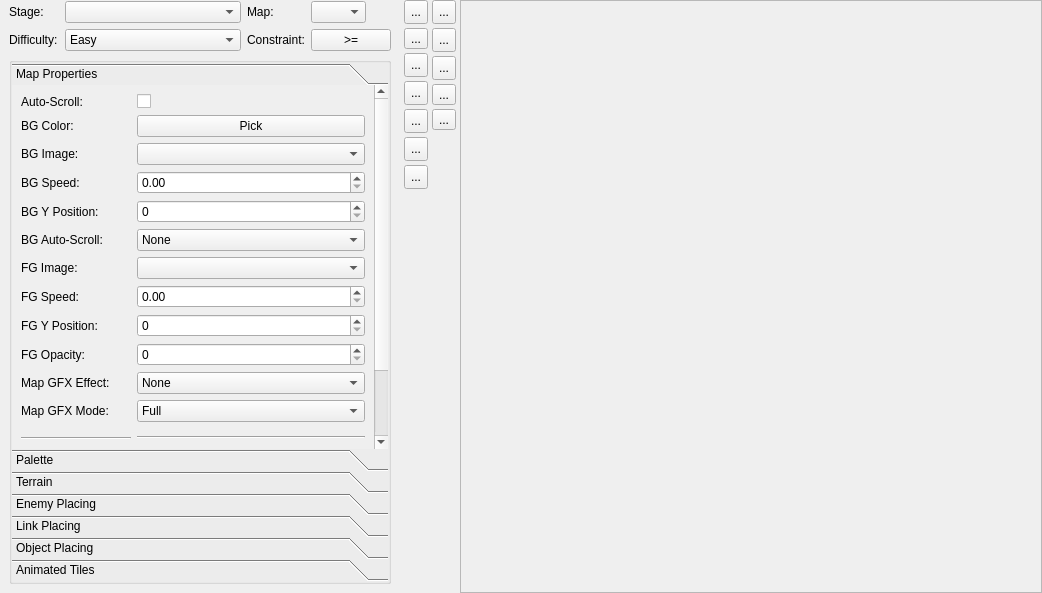
Old version of the form editor/mainwindow_tab/map_tab.ui in the repository protoman/firefly.
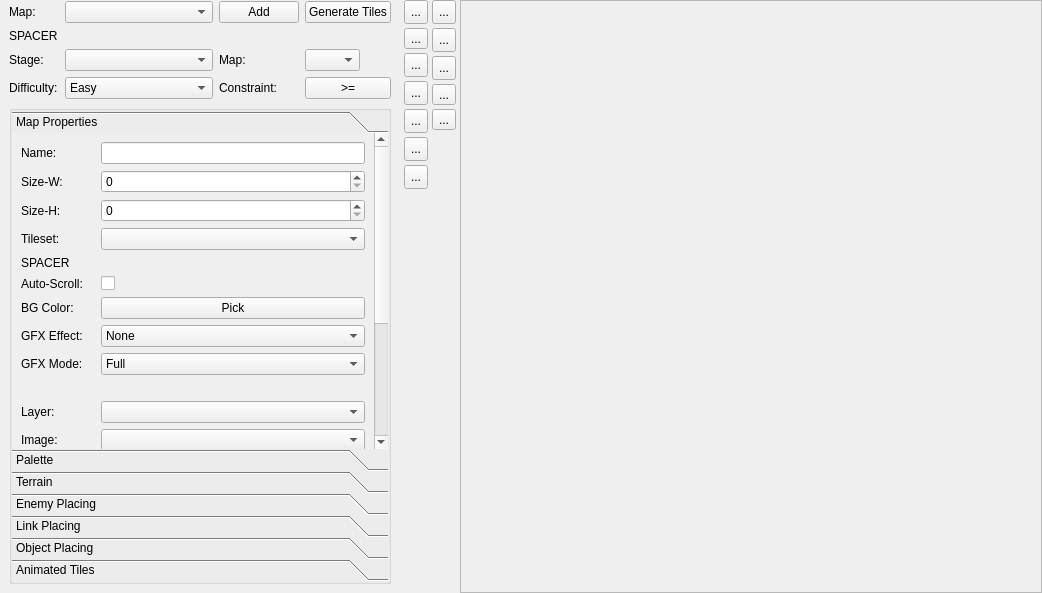
New version of the form. The open tabs and pages were chosen to show the change. Icons and pictures are not drawn. Custom widgets are drawn as their Qt base class.

Patch:
```diff
--- a/editor/mainwindow_tab/map_tab.ui
+++ b/editor/mainwindow_tab/map_tab.ui
@@ -59,19 +59,13 @@
          <number>0</number>
         </property>
         <item row="0" column="2">
-         <widget class="QLabel" name="label_11">
-          <property name="maximumSize">
-           <size>
-            <width>40</width>
-            <height>16777215</height>
-           </size>
-          </property>
+         <widget class="QPushButton" name="addMap_pushButton">
           <property name="text">
-           <string>Map:</string>
+           <string>Add</string>
           </property>
          </widget>
         </item>
-        <item row="0" column="3">
+        <item row="2" column="3">
          <widget class="QComboBox" name="mapListCombo">
           <property name="maximumSize">
            <size>
@@ -81,7 +75,14 @@
           </property>
          </widget>
         </item>
-        <item row="0" column="0">
+        <item row="3" column="3">
+         <widget class="QPushButton" name="difficultyMode_pushButton">
+          <property name="text">
+           <string>&gt;=</string>
+          </property>
+         </widget>
+        </item>
+        <item row="2" column="0">
          <widget class="QLabel" name="label_10">
           <property name="maximumSize">
            <size>
@@ -94,17 +95,58 @@
           </property>
          </widget>
         </item>
+        <item row="0" column="0">
+         <widget class="QLabel" name="label_21">
+          <property name="text">
+           <string>Map:</string>
+          </property>
+         </widget>
+        </item>
         <item row="0" column="1">
-         <widget class="QComboBox" name="stageListCombo"/>
+         <widget class="QComboBox" name="mapSelector_comboBox"/>
         </item>
-        <item row="1" column="0">
+        <item row="3" column="2">
+         <widget class="QLabel" name="label_20">
+          <property name="text">
+           <string>Constraint:</string>
+          </property>
+         </widget>
+        </item>
+        <item row="3" column="0">
          <widget class="QLabel" name="label_19">
           <property name="text">
            <string>Difficulty:</string>
           </property>
          </widget>
         </item>
-        <item row="1" column="1">
+        <item row="1" column="0">
+         <widget class="QLabel" name="label_24">
+          <property name="text">
+           <string>SPACER</string>
+          </property>
+         </widget>
+        </item>
+        <item row="0" column="3">
+         <widget class="QPushButton" name="generateMapTiles_pushButton">
+          <property name="text">
+           <string>Generate Tiles</string>
+          </property>
+         </widget>
+        </item>
+        <item row="2" column="2">
+         <widget class="QLabel" name="label_11">
+          <property name="maximumSize">
+           <size>
+            <width>40</width>
+            <height>16777215</height>
+           </size>
+          </property>
+          <property name="text">
+           <string>Map:</string>
+          </property>
+         </widget>
+        </item>
+        <item row="3" column="1">
          <widget class="QComboBox" name="difficulty_comboBox">
           <property name="currentIndex">
            <number>0</number>
@@ -126,19 +168,8 @@
           </item>
          </widget>
         </item>
-        <item row="1" column="3">
-         <widget class="QPushButton" name="difficultyMode_pushButton">
-          <property name="text">
-           <string>&gt;=</string>
-          </property>
-         </widget>
-        </item>
-        <item row="1" column="2">
-         <widget class="QLabel" name="label_20">
-          <property name="text">
-           <string>Constraint:</string>
-          </property>
-         </widget>
+        <item row="2" column="1">
+         <widget class="QComboBox" name="stageListCombo"/>
         </item>
        </layout>
       </item>
@@ -193,7 +224,7 @@
             <enum>QFrame::NoFrame</enum>
            </property>
            <property name="currentIndex">
-            <number>0</number>
+            <number>1</number>
            </property>
            <property name="tabSpacing">
             <number>0</number>
@@ -202,9 +233,9 @@
             <property name="geometry">
              <rect>
               <x>0</x>
-              <y>0</y>
-              <width>361</width>
-              <height>514</height>
+              <y>-178</y>
+              <width>362</width>
+              <height>572</height>
              </rect>
             </property>
             <attribute name="label">
@@ -213,7 +244,64 @@
             <layout class="QVBoxLayout" name="verticalLayout_11">
              <item>
               <layout class="QGridLayout" name="gridLayout_13">
+               <item row="4" column="0">
+                <widget class="QLabel" name="label_22">
+                 <property name="text">
+                  <string>SPACER</string>
+                 </property>
+                </widget>
+               </item>
+               <item row="11" column="0">
+                <widget class="QLabel" name="label_52">
+                 <property name="text">
+                  <string>Image:</string>
+                 </property>
+                </widget>
+               </item>
+               <item row="17" column="0">
+                <widget class="Line" name="line">
+                 <property name="minimumSize">
+                  <size>
+                   <width>0</width>
+                   <height>20</height>
+                  </size>
+                 </property>
+                 <property name="orientation">
+                  <enum>Qt::Horizontal</enum>
+                 </property>
+                </widget>
+               </item>
+               <item row="2" column="2">
+                <widget class="QSpinBox" name="mapSizeH_spinBox">
+                 <property name="maximum">
+                  <number>999</number>
+                 </property>
+                </widget>
+               </item>
                <item row="3" column="2">
+                <widget class="QComboBox" name="v5_tileset_comboBox"/>
+               </item>
+               <item row="19" column="2">
+                <widget class="QCheckBox" name="checkBox_2">
+                 <property name="text">
+                  <string>show background image</string>
+                 </property>
+                 <property name="checked">
+                  <bool>true</bool>
+                 </property>
+                </widget>
+               </item>
+               <item row="18" column="0">
+                <widget class="QLabel" name="label_15">
+                 <property name="text">
+                  <string>View Options:</string>
+                 </property>
+                </widget>
+               </item>
+               <item row="10" column="2">
+                <widget class="QComboBox" name="layerSelector_comboBox"/>
+               </item>
+               <item row="12" column="2">
                 <widget class="QDoubleSpinBox" name="bg1_speed">
                  <property name="minimum">
                   <double>0.000000000000000</double>
@@ -226,17 +314,17 @@
                  </property>
                 </widget>
                </item>
-               <item row="0" column="2">
-                <widget class="QCheckBox" name="mapAutoScroll_checkBox">
+               <item row="6" column="0">
+                <widget class="QLabel" name="label_58">
                  <property name="text">
-                  <string/>
+                  <string>BG Color:</string>
                  </property>
                 </widget>
                </item>
-               <item row="13" column="2">
-                <widget class="QCheckBox" name="checkBox">
+               <item row="20" column="2">
+                <widget class="QCheckBox" name="fg_show_checkBox">
                  <property name="text">
-                  <string>show background color</string>
+                  <string>show foreground image</string>
                  </property>
                  <property name="checked">
                   <bool>true</bool>
@@ -244,16 +332,6 @@
                 </widget>
                </item>
                <item row="7" column="2">
-                <widget class="QDoubleSpinBox" name="fg_speed_doubleSpinBox">
-                 <property name="maximum">
-                  <double>4.000000000000000</double>
-                 </property>
-                 <property name="singleStep">
-                  <double>0.100000000000000</double>
-                 </property>
-                </widget>
-               </item>
-               <item row="10" column="2">
                 <widget class="QComboBox" name="mapGFX_comboBox">
                  <item>
                   <property name="text">
@@ -302,55 +380,140 @@
                  </item>
                 </widget>
                </item>
-               <item row="2" column="0">
-                <widget class="QLabel" name="label_52">
+               <item row="8" column="0">
+                <widget class="QLabel" name="label_18">
                  <property name="text">
-                  <string>BG Image:</string>
+                  <string>GFX Mode:</string>
                  </property>
                 </widget>
                </item>
-               <item row="13" column="0">
-                <widget class="QLabel" name="label_15">
+               <item row="10" column="0">
+                <widget class="QLabel" name="label_13">
                  <property name="text">
-                  <string>View Options:</string>
+                  <string>Layer:</string>
                  </property>
                 </widget>
                </item>
                <item row="1" column="0">
-                <widget class="QLabel" name="label_58">
+                <widget class="QLabel" name="label_25">
                  <property name="text">
-                  <string>BG Color:</string>
+                  <string>Size-W:</string>
                  </property>
                 </widget>
                </item>
-               <item row="5" column="0">
+               <item row="0" column="2">
+                <widget class="QLineEdit" name="v5_mapName_lineEdit"/>
+               </item>
+               <item row="14" column="0">
                 <widget class="QLabel" name="label_16">
                  <property name="text">
-                  <string>BG Auto-Scroll:</string>
+                  <string>Auto-Scroll:</string>
                  </property>
                 </widget>
                </item>
-               <item row="4" column="2">
-                <widget class="QSpinBox" name="bg1_y_pos">
+               <item row="1" column="2">
+                <widget class="QSpinBox" name="mapSizeW_spinBox">
                  <property name="maximum">
                   <number>999</number>
                  </property>
                 </widget>
                </item>
+               <item row="11" column="2">
+                <widget class="QComboBox" name="bg1_filename"/>
+               </item>
+               <item row="13" column="0">
+                <widget class="QLabel" name="label_56">
+                 <property name="text">
+                  <string>Y Position:</string>
+                 </property>
+                </widget>
+               </item>
+               <item row="5" column="2">
+                <widget class="QCheckBox" name="mapAutoScroll_checkBox">
+                 <property name="text">
+                  <string/>
+                 </property>
+                </widget>
+               </item>
+               <item row="7" column="0">
+                <widget class="QLabel" name="label_14">
+                 <property name="text">
+                  <string>GFX Effect:</string>
+                 </property>
+                </widget>
+               </item>
                <item row="12" column="0">
-                <widget class="Line" name="line">
-                 <property name="minimumSize">
+                <widget class="QLabel" name="label_61">
+                 <property name="text">
+                  <string>Speed:</string>
+                 </property>
+                </widget>
+               </item>
+               <item row="14" column="2">
+                <widget class="QComboBox" name="autoScrollBG1_mode">
+                 <item>
+                  <property name="text">
+                   <string>None</string>
+                  </property>
+                 </item>
+                 <item>
+                  <property name="text">
+                   <string>Up</string>
+                  </property>
+                 </item>
+                 <item>
+                  <property name="text">
+                   <string>Down</string>
+                  </property>
+                 </item>
+                 <item>
+                  <property name="text">
+                   <string>Left</string>
+                  </property>
+                 </item>
+                 <item>
+                  <property name="text">
+                   <string>Right</string>
+                  </property>
+                 </item>
+                 <item>
+                  <property name="text">
+                   <string>Diagonal TBD</string>
+                  </property>
+                 </item>
+                </widget>
+               </item>
+               <item row="18" column="2">
+                <widget class="QCheckBox" name="checkBox">
+                 <property name="text">
+                  <string>show background color</string>
+                 </property>
+                 <property name="checked">
+                  <bool>true</bool>
+                 </property>
+                </widget>
+               </item>
+               <item row="5" column="0">
+                <widget class="QLabel" name="label_3">
+                 <property name="maximumSize">
                   <size>
-                   <width>0</width>
-                   <height>20</height>
+                   <width>110</width>
+                   <height>16777215</height>
                   </size>
                  </property>
-                 <property name="orientation">
-                  <enum>Qt::Horizontal</enum>
+                 <property name="text">
+                  <string>Auto-Scroll:</string>
                  </property>
                 </widget>
                </item>
-               <item row="15" column="0">
+               <item row="2" column="0">
+                <widget class="QLabel" name="label_26">
+                 <property name="text">
+                  <string>Size-H:</string>
+                 </property>
+                </widget>
+               </item>
+               <item row="20" column="0">
                 <spacer name="verticalSpacer_5">
                  <property name="orientation">
                   <enum>Qt::Vertical</enum>
@@ -363,164 +526,7 @@
                  </property>
                 </spacer>
                </item>
-               <item row="8" column="0">
-                <widget class="QLabel" name="label_9">
-                 <property name="text">
-                  <string>FG Y Position:</string>
-                 </property>
-                </widget>
-               </item>
-               <item row="0" column="0">
-                <widget class="QLabel" name="label_3">
-                 <property name="maximumSize">
-                  <size>
-                   <width>110</width>
-                   <height>16777215</height>
-                  </size>
-                 </property>
-                 <property name="text">
-                  <string>Auto-Scroll:</string>
-                 </property>
-                </widget>
-               </item>
-               <item row="12" column="2">
-                <widget class="Line" name="line_2">
-                 <property name="orientation">
-                  <enum>Qt::Horizontal</enum>
-                 </property>
-                </widget>
-               </item>
-               <item row="2" column="2">
-                <widget class="QComboBox" name="bg1_filename"/>
-               </item>
-               <item row="6" column="0">
-                <widget class="QLabel" name="label_6">
-                 <property name="text">
-                  <string>FG Image:</string>
-                 </property>
-                </widget>
-               </item>
-               <item row="7" column="0">
-                <widget class="QLabel" name="label_8">
-                 <property name="text">
-                  <string>FG Speed:</string>
-                 </property>
-                </widget>
-               </item>
-               <item row="15" column="2">
-                <widget class="QCheckBox" name="fg_show_checkBox">
-                 <property name="text">
-                  <string>show foreground image</string>
-                 </property>
-                 <property name="checked">
-                  <bool>true</bool>
-                 </property>
-                </widget>
-               </item>
                <item row="8" column="2">
-                <widget class="QSpinBox" name="fg_position_spinBox">
-                 <property name="maximum">
-                  <number>320</number>
-                 </property>
-                </widget>
-               </item>
-               <item row="6" column="2">
-                <widget class="QComboBox" name="fb_image_comboBox"/>
-               </item>
-               <item row="14" column="2">
-                <widget class="QCheckBox" name="checkBox_2">
-                 <property name="text">
-                  <string>show background image</string>
-                 </property>
-                 <property name="checked">
-                  <bool>true</bool>
-                 </property>
-                </widget>
-               </item>
-               <item row="3" column="0">
-                <widget class="QLabel" name="label_61">
-                 <property name="text">
-                  <string>BG Speed:</string>
-                 </property>
-                </widget>
-               </item>
-               <item row="5" column="2">
-                <widget class="QComboBox" name="autoScrollBG1_mode">
-                 <item>
-                  <property name="text">
-                   <string>None</string>
-                  </property>
-                 </item>
-                 <item>
-                  <property name="text">
-                   <string>Up</string>
-                  </property>
-                 </item>
-                 <item>
-                  <property name="text">
-                   <string>Down</string>
-                  </property>
-                 </item>
-                 <item>
-                  <property name="text">
-                   <string>Left</string>
-                  </property>
-                 </item>
-                 <item>
-                  <property name="text">
-                   <string>Right</string>
-                  </property>
-                 </item>
-                 <item>
-                  <property name="text">
-                   <string>Diagonal TBD</string>
-                  </property>
-                 </item>
-                </widget>
-               </item>
-               <item row="4" column="0">
-                <widget class="QLabel" name="label_56">
-                 <property name="text">
-                  <string>BG Y Position:</string>
-                 </property>
-                </widget>
-               </item>
-               <item row="10" column="0">
-                <widget class="QLabel" name="label_14">
-                 <property name="text">
-                  <string>Map GFX Effect:</string>
-                 </property>
-                </widget>
-               </item>
-               <item row="1" column="2">
-                <widget class="QPushButton" name="bg_color_pick">
-                 <property name="text">
-                  <string>Pick</string>
-                 </property>
-                </widget>
-               </item>
-               <item row="9" column="0">
-                <widget class="QLabel" name="label_17">
-                 <property name="text">
-                  <string>FG Opacity:</string>
-                 </property>
-                </widget>
-               </item>
-               <item row="9" column="2">
-                <widget class="QSpinBox" name="fg_opacity_spinBox">
-                 <property name="maximum">
-                  <number>100</number>
-                 </property>
-                </widget>
-               </item>
-               <item row="11" column="0">
-                <widget class="QLabel" name="label_18">
-                 <property name="text">
-                  <string>Map GFX Mode:</string>
-                 </property>
-                </widget>
-               </item>
-               <item row="11" column="2">
                 <widget class="QComboBox" name="mapGFXMode_comboBox">
                  <property name="currentIndex">
                   <number>0</number>
@@ -542,6 +548,48 @@
                  </item>
                 </widget>
                </item>
+               <item row="17" column="2">
+                <widget class="Line" name="line_2">
+                 <property name="orientation">
+                  <enum>Qt::Horizontal</enum>
+                 </property>
+                </widget>
+               </item>
+               <item row="3" column="0">
+                <widget class="QLabel" name="label_27">
+                 <property name="text">
+                  <string>Tileset:</string>
+                 </property>
+                </widget>
+               </item>
+               <item row="0" column="0">
+                <widget class="QLabel" name="label_23">
+                 <property name="text">
+                  <string>Name:</string>
+                 </property>
+                </widget>
+               </item>
+               <item row="6" column="2">
+                <widget class="QPushButton" name="bg_color_pick">
+                 <property name="text">
+                  <string>Pick</string>
+                 </property>
+                </widget>
+               </item>
+               <item row="13" column="2">
+                <widget class="QSpinBox" name="bg1_y_pos">
+                 <property name="maximum">
+                  <number>999</number>
+                 </property>
+                </widget>
+               </item>
+               <item row="9" column="0">
+                <widget class="QLabel" name="label_6">
+                 <property name="text">
+                  <string> </string>
+                 </property>
+                </widget>
+               </item>
               </layout>
              </item>
             </layout>
@@ -551,8 +599,8 @@
              <rect>
               <x>0</x>
               <y>0</y>
-              <width>374</width>
-              <height>304</height>
+              <width>376</width>
+              <height>264</height>
              </rect>
             </property>
             <attribute name="label">
@@ -585,7 +633,7 @@
                   <property name="topMargin">
                    <number>0</number>
                   </property>
-                  <item row="2" column="1">
+                  <item row="1" column="1">
                    <widget class="QComboBox" name="comboBox">
                     <property name="currentIndex">
                      <number>0</number>
@@ -602,23 +650,13 @@
                     </item>
                    </widget>
                   </item>
-                  <item row="2" column="0">
+                  <item row="1" column="0">
                    <widget class="QLabel" name="label">
                     <property name="text">
                      <string>Level:</string>
                     </property>
                    </widget>
                   </item>
-                  <item row="0" column="1">
-                   <widget class="QComboBox" name="stageTileset_comboBox"/>
-                  </item>
-                  <item row="0" column="0">
-                   <widget class="QLabel" name="label_13">
-                    <property name="text">
-                     <string>Stage Tileset:</string>
-                    </property>
-                   </widget>
-                  </item>
                  </layout>
                 </item>
                 <item>
@@ -676,8 +714,8 @@
              <rect>
               <x>0</x>
               <y>0</y>
-              <width>374</width>
-              <height>304</height>
+              <width>376</width>
+              <height>264</height>
              </rect>
             </property>
             <attribute name="label">
@@ -710,15 +748,6 @@
                   <normaloff>:/toolbar_icons/stairs.png</normaloff>:/toolbar_icons/stairs.png</iconset>
                 </property>
                </item>
-               <item>
-                <property name="text">
-                 <string>Door</string>
-                </property>
-                <property name="icon">
-                 <iconset resource="../resources/icons/icons.qrc">
-                  <normaloff>:/toolbar_icons/object-order-lower.png</normaloff>:/toolbar_icons/object-order-lower.png</iconset>
-                </property>
-               </item>
                <item>
                 <property name="text">
                  <string>Spikes</string>
@@ -784,16 +813,6 @@
                  </iconset>
                 </property>
                </item>
-               <item>
-                <property name="text">
-                 <string>Checkpoint</string>
-                </property>
-                <property name="icon">
-                 <iconset>
-                  <normalon>:/toolbar_icons/Save</normalon>
-                 </iconset>
-                </property>
-               </item>
                <item>
                 <property name="text">
                  <string>Easy-Mode Block</string>
@@ -812,6 +831,26 @@
                   <normaloff>:/toolbar_icons/draw-square-inverted-corners.png</normaloff>:/toolbar_icons/draw-square-inverted-corners.png</iconset>
                 </property>
                </item>
+               <item>
+                <property name="text">
+                 <string>Diagonal Left</string>
+                </property>
+                <property name="icon">
+                 <iconset>
+                  <normalon>:/toolbar_icons/draw-triangle.png</normalon>
+                 </iconset>
+                </property>
+               </item>
+               <item>
+                <property name="text">
+                 <string>Diagonal Right</string>
+                </property>
+                <property name="icon">
+                 <iconset>
+                  <normalon>:/toolbar_icons/games-difficult.png</normalon>
+                 </iconset>
+                </property>
+               </item>
               </widget>
              </item>
             </layout>
@@ -821,8 +860,8 @@
              <rect>
               <x>0</x>
               <y>0</y>
-              <width>374</width>
-              <height>304</height>
+              <width>376</width>
+              <height>264</height>
              </rect>
             </property>
             <attribute name="label">
@@ -904,8 +943,8 @@
              <rect>
               <x>0</x>
               <y>0</y>
-              <width>374</width>
-              <height>304</height>
+              <width>376</width>
+              <height>264</height>
              </rect>
             </property>
             <attribute name="label">
@@ -1014,8 +1053,8 @@
              <rect>
               <x>0</x>
               <y>0</y>
-              <width>374</width>
-              <height>304</height>
+              <width>376</width>
+              <height>264</height>
              </rect>
             </property>
             <attribute name="label">
@@ -1067,8 +1106,8 @@
              <rect>
               <x>0</x>
               <y>0</y>
-              <width>374</width>
-              <height>304</height>
+              <width>376</width>
+              <height>264</height>
              </rect>
             </property>
             <attribute name="label">
@@ -1085,8 +1124,8 @@
                  <rect>
                   <x>0</x>
                   <y>0</y>
-                  <width>354</width>
-                  <height>138</height>
+                  <width>356</width>
+                  <height>118</height>
                  </rect>
                 </property>
                 <widget class="animTilePalette" name="animTilePaletteWidget" native="true">
```
Left out of the diff: 2 changed lines with no effect on the pictures.
